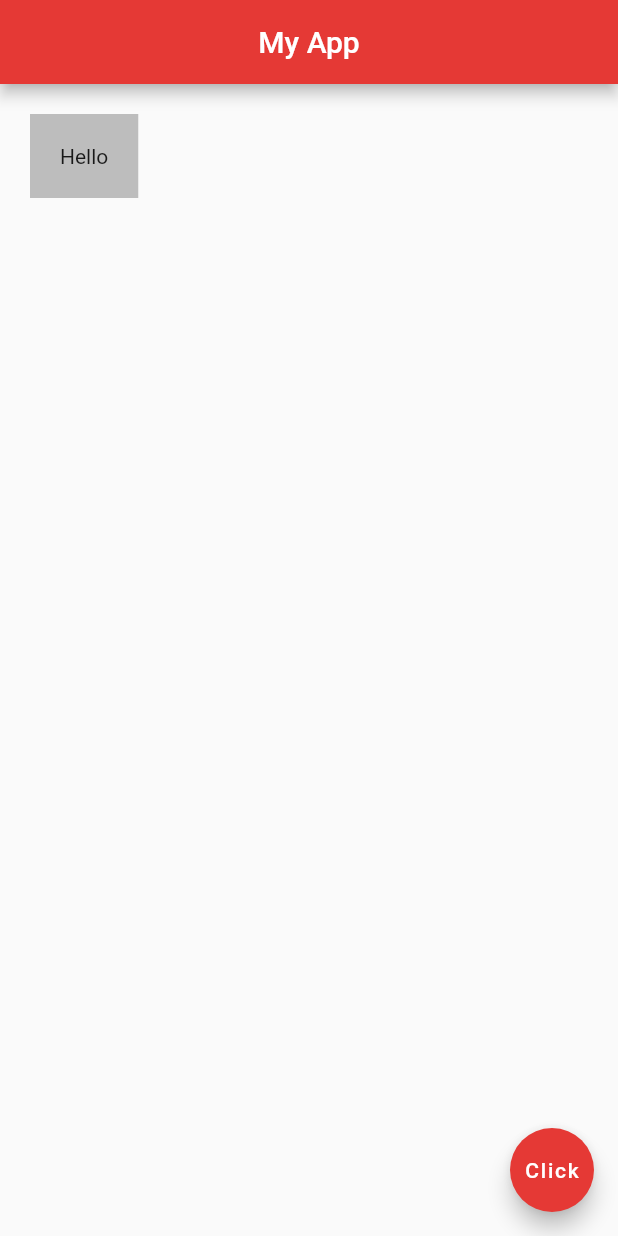
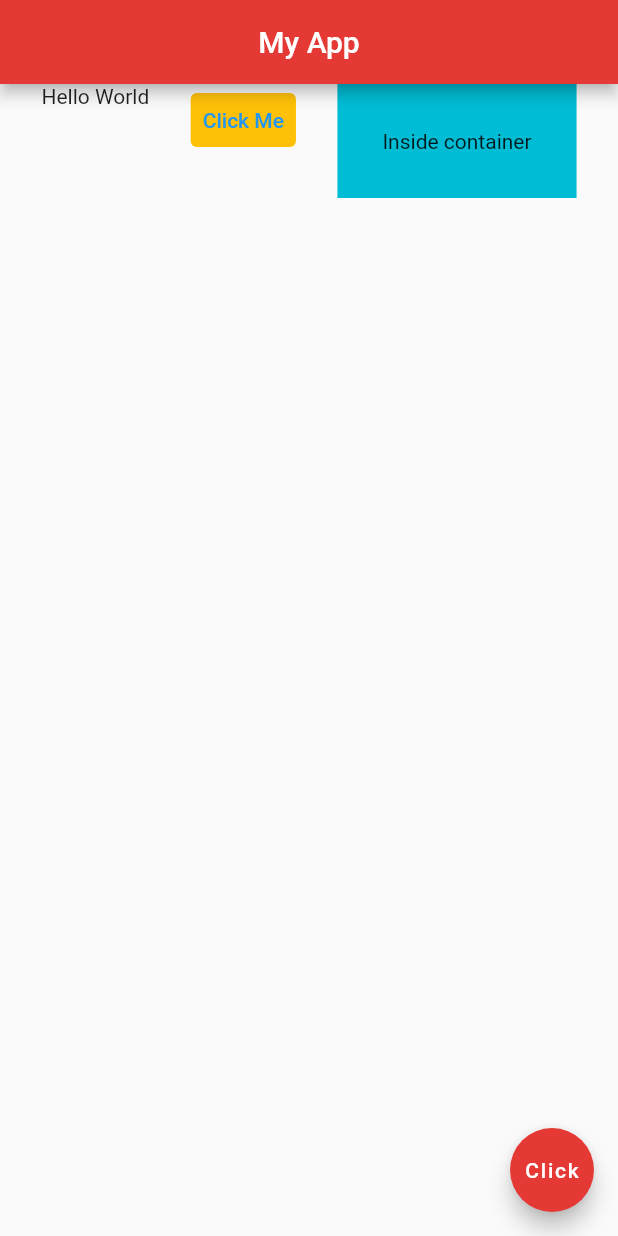
Before and after one commit to TengoCharlie/Flutter-Demo-app, a Flutter app: the screen it shows after launch, on a phone screen of 412 x 824 dp. Run offline on Flutter 3.47's test engine with Material 2 defaults, Android fonts, the phone set to English and light mode, and no system bars.

Commit message:
Rows-Axis-children

```diff
--- a/lib/main.dart
+++ b/lib/main.dart
@@ -1,3 +1,4 @@
+import 'package:flutter/cupertino.dart';
 import 'package:flutter/material.dart';
 
 void main() => runApp(MaterialApp(home: Home()));
@@ -14,11 +15,24 @@ class Home extends StatelessWidget {
         centerTitle: true,
         backgroundColor: Colors.red[600],
       ),
-      body: Container(
-        margin: EdgeInsets.all(20),
-        padding: EdgeInsets.all(20),
-        color: Colors.grey[400],
-        child: Text("Hello"),
+      body: Row(
+        mainAxisAlignment: MainAxisAlignment.spaceEvenly,
+        crossAxisAlignment: CrossAxisAlignment.start,
+        children: [
+          Text('Hello World'),
+          TextButton(
+            onPressed: () => {},
+            child: Text("Click Me"),
+            style: TextButton.styleFrom(
+              backgroundColor: Colors.amber,
+            ),
+          ),
+          Container(
+            color: Colors.cyan,
+            padding: EdgeInsets.all(30),
+            child: Text('Inside container'),
+          )
+        ],
       ),
       floatingActionButton: FloatingActionButton(
         onPressed: () {  },
```
